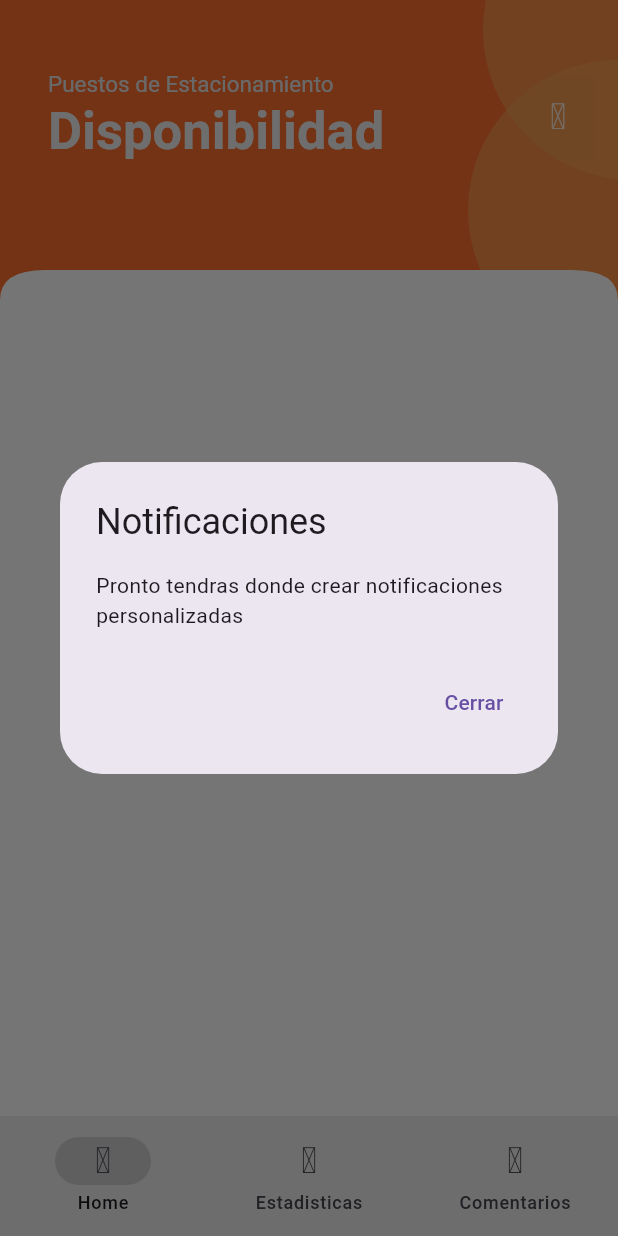
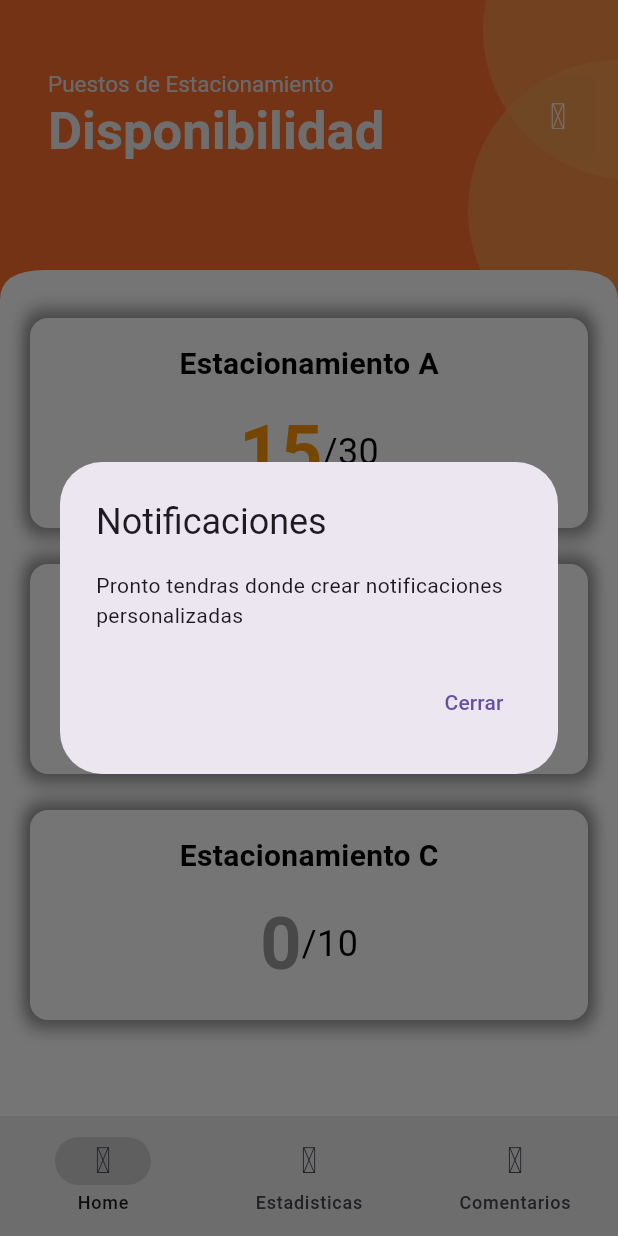
Before and after one commit to jesusmachta/U-Park, a Flutter app: the screen it shows after launch, after a tap on an icon or button, on a phone screen of 412 x 824 dp. Run offline on Flutter 3.47's test engine with Material 3 defaults, Android fonts, the light colour scheme and no system bars; our stand-ins replace get, iconsax_flutter.

Commit message:
💄Feat: Agregadas las tarjetas que muestran la disponibilidad de los estacionamientos

```diff
--- /dev/null
+++ b/lib/controllers/parking_data.dart
@@ -0,0 +1,12 @@
+// Clase para representar datos de estacionamiento
+class ParkingData {
+  final String name;
+  final int available;
+  final int total;
+
+  ParkingData({
+    required this.name,
+    required this.available,
+    required this.total,
+  });
+}
--- /dev/null
+++ b/lib/views/Widgets/parking_availability_widget.dart
@@ -0,0 +1,48 @@
+import 'dart:async';
+import 'package:flutter/material.dart';
+import 'package:primera_app/controllers/parking_data.dart';
+import '/views/Widgets/parking_card_availability.dart';
+
+class ParkingAvailabilityWidget extends StatefulWidget {
+  const ParkingAvailabilityWidget({Key? key}) : super(key: key);
+
+  @override
+  _ParkingAvailabilityWidgetState createState() => _ParkingAvailabilityWidgetState();
+}
+
+class _ParkingAvailabilityWidgetState extends State<ParkingAvailabilityWidget> {
+  List<ParkingData> parkingData = [];
+
+  @override
+  void initState() {
+    super.initState();
+    fetchData(); // Inicializa la carga de datos
+    Timer.periodic(Duration(seconds: 30), (timer) {
+      fetchData(); // Revisa la base de datos cada 30 segundos
+    });
+  }
+
+  Future<void> fetchData() async {
+    // Simulando la actualización de datos
+    setState(() {
+      parkingData = [
+        ParkingData(name: "Estacionamiento A", available: 15, total: 30),
+        ParkingData(name: "Estacionamiento B", available: 5, total: 20),
+        ParkingData(name: "Estacionamiento C", available: 0, total: 10),
+      ];
+    });
+  }
+
+  @override
+  Widget build(BuildContext context) {
+    return Column(
+      children: parkingData.map((data) {
+        return ParkingCardAvailability(
+          name: data.name,
+          available: data.available,
+          total: data.total,
+        );
+      }).toList(),
+    );
+  }
+}
--- /dev/null
+++ b/lib/views/Widgets/parking_card_availability.dart
@@ -0,0 +1,89 @@
+
+import 'package:flutter/material.dart';
+
+
+class ParkingCardAvailability extends StatelessWidget {
+  final String name;
+  final int available;
+  final int total;
+
+  const ParkingCardAvailability({
+    Key? key,
+    required this.name,
+    required this.available,
+    required this.total,
+  }) : super(key: key);
+
+  @override
+  Widget build(BuildContext context) {
+    Color availableColor;
+    if (available == 0) {
+      availableColor = Colors.grey; // Rojo si no hay disponibles
+    } else {
+      availableColor = Colors.orange; // Verde si hay más de la mitad
+    }
+
+    return Container(
+      margin: const EdgeInsets.symmetric(vertical: 8, horizontal: 16),
+      decoration: BoxDecoration(
+        borderRadius: BorderRadius.circular(12),
+        boxShadow: [
+          const BoxShadow(
+            color: Colors.black26,
+            blurRadius: 8.0,
+            offset: Offset(0, -4),
+          ),
+          const BoxShadow(
+            color: Colors.black26,
+            blurRadius: 8.0,
+            offset: Offset(0, 4),
+          ),
+        ],
+      ),
+      child: Card(
+        color: Colors.white,
+        shape: RoundedRectangleBorder(
+          borderRadius: BorderRadius.circular(12),
+        ),
+        elevation: 0,
+        child: Padding(
+          padding: const EdgeInsets.all(16),
+          child: Column(
+            mainAxisSize: MainAxisSize.min,
+            children: [
+              Text(
+                name,
+                style: const TextStyle(
+                  fontSize: 20,
+                  fontWeight: FontWeight.bold,
+                  color: Colors.black
+                ),
+              ),
+              const SizedBox(height: 10),
+              Row(
+                mainAxisAlignment: MainAxisAlignment.center,
+                children: [
+                  Text(
+                    '$available',
+                    style: TextStyle(
+                      fontSize: 48,
+                      fontWeight: FontWeight.bold,
+                      color: availableColor,
+                    ),
+                  ),
+                  Text(
+                    '/$total',
+                    style: const TextStyle(
+                      fontSize: 24,
+                      color: Colors.black,
+                    ),
+                  ),
+                ],
+              ),
+            ],
+          ),
+        ),
+      ),
+    );
+  }
+}
--- a/lib/views/home_screen.dart
+++ b/lib/views/home_screen.dart
@@ -3,6 +3,8 @@ import 'package:iconsax_flutter/iconsax_flutter.dart';
 import 'package:primera_app/views/Widgets/circular_container.dart';
 import 'package:primera_app/views/Widgets/curved_edges.dart';
 import 'package:primera_app/views/Widgets/custom_appbar.dart';
+import 'package:primera_app/views/Widgets/parking_availability_widget.dart';
+import 'package:primera_app/views/Widgets/parking_card_availability.dart';
 
 class HomeScreen extends StatelessWidget {
   const HomeScreen({super.key});
@@ -88,6 +90,9 @@ class HomeScreen extends StatelessWidget {
                     ),
                   ),
                 )),
+                const ParkingAvailabilityWidget(),
+
+
           ],
         )));
   }
```
Also changed, not shown: 1 other file.
